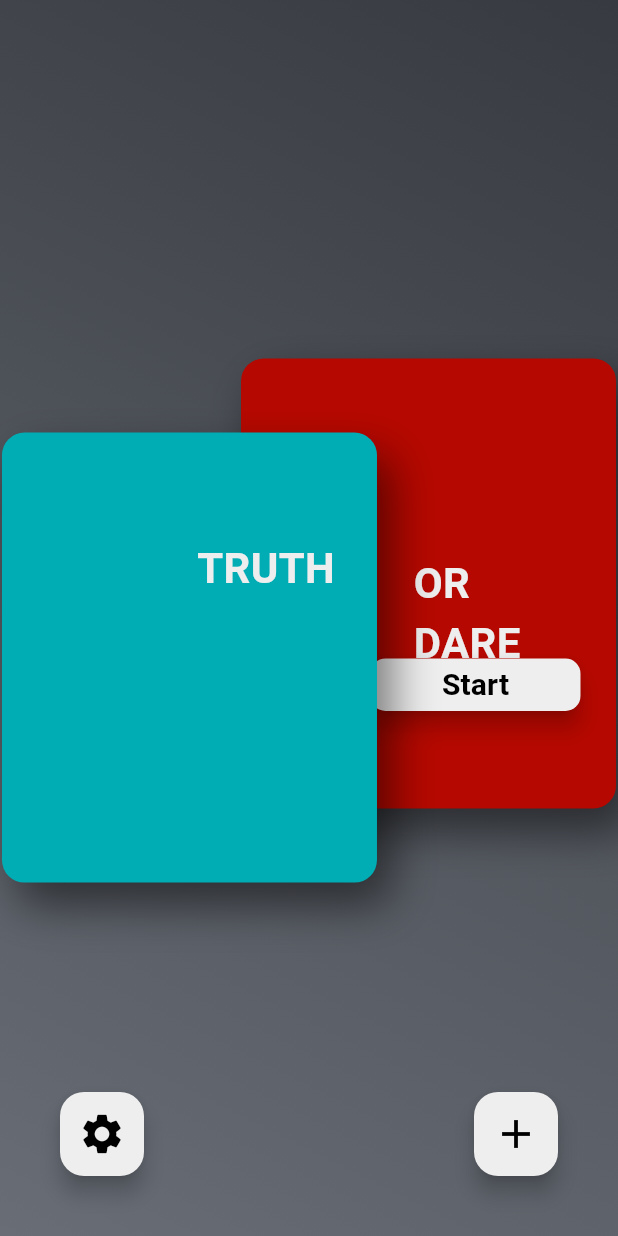
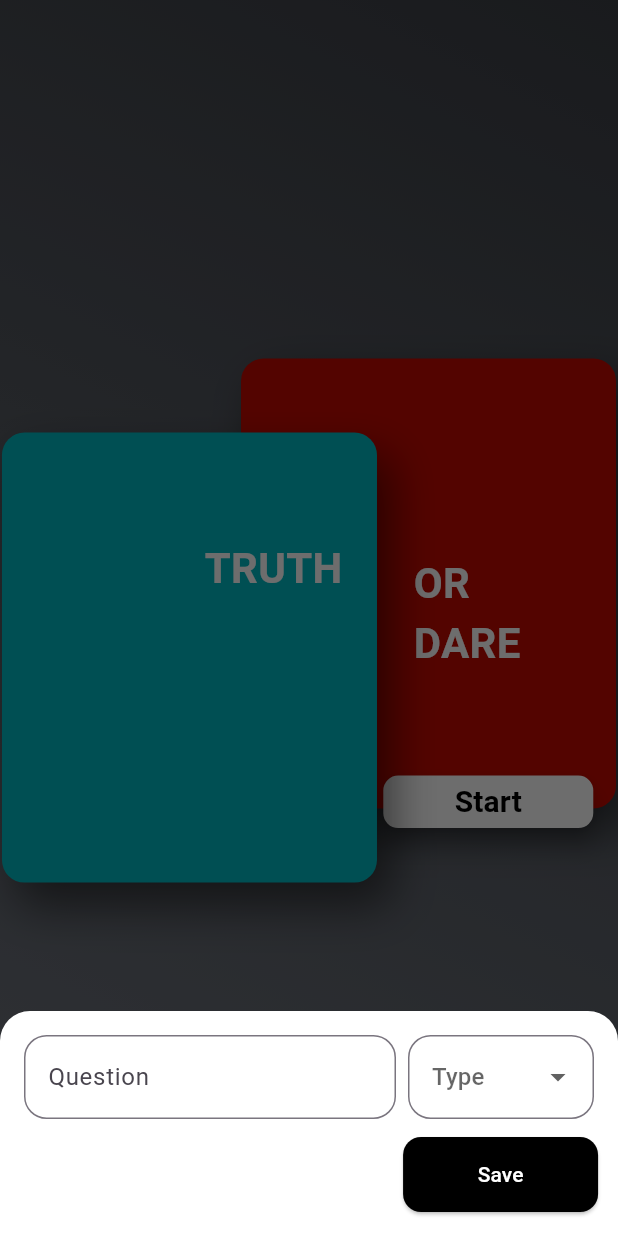
Before and after one commit to Althaf747/TruthOrDareMobile, a Flutter app: the screen it shows after launch, after a tap on the "add" icon, on a phone screen of 412 x 824 dp. Run offline on Flutter 3.47's test engine with Material 3 defaults, Android fonts, the phone set to English and light mode, and no system bars; our stand-ins replace sqflite; accounts and stored records are empty; Roboto replaces fonts that are missing (Inconsolata).

Commit message:
fixing home

```diff
--- a/lib/pages/home.dart
+++ b/lib/pages/home.dart
@@ -1,4 +1,4 @@
-import 'dart:ffi';
+
 
 import 'package:flutter/material.dart';
 import 'package:truth_or_dare/services/database_service.dart';
@@ -12,6 +12,92 @@ class Home extends StatefulWidget {
 
 class _HomeState extends State<Home> {
   final DatabaseService _databaseService = DatabaseService.instance;
+
+  void _showAddQuestionModal(BuildContext context) {
+    showModalBottomSheet(
+      context: context,
+      shape: RoundedRectangleBorder(
+        borderRadius: BorderRadius.vertical(
+          top: Radius.circular(20),
+        ),
+      ),
+      backgroundColor: Colors.white,
+      builder: (context) {
+        return Padding(
+          padding: const EdgeInsets.all(16.0),
+          child: Column(
+            mainAxisSize: MainAxisSize.min,
+            children: [
+              Row(
+                children: [
+                  Expanded(
+                    flex: 2,
+                    child: TextField(
+                      decoration: InputDecoration(
+                        hintText: "Question",
+                        border: OutlineInputBorder(
+                          borderRadius: BorderRadius.circular(15),
+                        ),
+                      ),
+                    ),
+                  ),
+                  SizedBox(width: 8), // Space between question and dropdown
+                  Expanded(
+                    flex: 1,
+                      child: DropdownButtonFormField<String>(
+                        decoration: InputDecoration(
+                          border: OutlineInputBorder(
+                            borderRadius: BorderRadius.circular(15),
+                          ),
+                        ),
+                        items: [
+                          DropdownMenuItem(
+                            value: "Truth",
+                            child: Text("Truth"),
+                          ),
+                          DropdownMenuItem(
+                            value: "Dare",
+                            child: Text("Dare"),
+                          ),
+                        ],
+                        onChanged: (value) {
+                          // Handle dropdown value change
+                        },
+                        hint: Text("Type"),
+                      ),
+                  ),
+                ],
+              ),
+              SizedBox(height: 12),
+              Transform.translate(
+                offset: Offset(MediaQuery.of(context).size.width*0.31,0),
+                child : SizedBox(
+                  width: 130,
+                  height: 50,
+                  child : ElevatedButton(
+                    onPressed: () {
+                      // Save action
+                      Navigator.pop(context);
+                    },
+                    style: ElevatedButton.styleFrom(
+                      backgroundColor: Colors.black,
+                      shape: RoundedRectangleBorder(
+                        borderRadius: BorderRadius.circular(12),
+                      ),
+                    ),
+                    child: Text(
+                      "Save",
+                      style: TextStyle(color: Colors.white),
+                    ),
+                  ),
+                ),
+              ),
+            ],
+          ),
+        );
+      },
+    );
+  }
 
   @override
   Widget build(BuildContext context) {
@@ -83,8 +169,8 @@ class _HomeState extends State<Home> {
             Positioned(
                 height: 35,
                 width: 140,
-                bottom: 350,
-                right: 25,
+                bottom:MediaQuery.of(context).size.height*0.33,
+                right: MediaQuery.of(context).size.width*0.04,
                 child: FloatingActionButton(
                   onPressed: () {
 
@@ -127,7 +213,7 @@ class _HomeState extends State<Home> {
                   child: Stack(
                     children: [
                       Transform.translate(
-                        offset: Offset(130, 70), // Custom x and y offsets
+                        offset: Offset(135, 70), // Custom x and y offsets
                         child: Text(
                           "TRUTH",
                           style: TextStyle(
@@ -164,7 +250,7 @@ class _HomeState extends State<Home> {
               right: 40, // Distance from the right edge
               child: FloatingActionButton(
                 onPressed: () {
-                  // Add new card action
+                  _showAddQuestionModal(context);
                 },
                 backgroundColor: Color(0xFFEEEEEE),
                 child: Icon(
```
